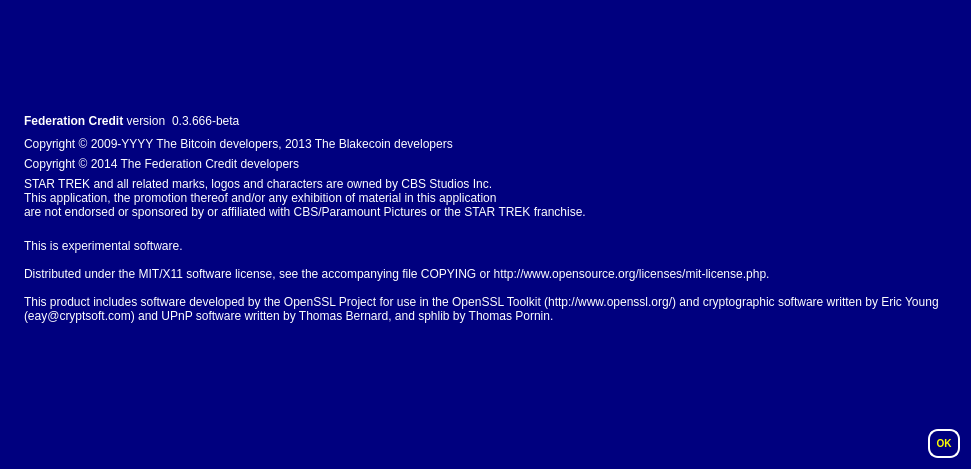
Qt form src/qt/forms/aboutdialog.ui (scificryptocoin/Federation-Credits) before a commit.
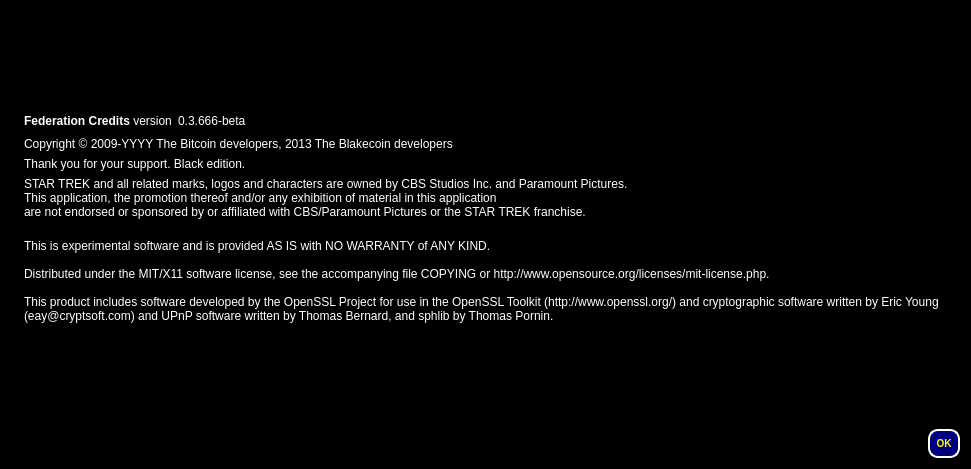
The same form after that commit. Icons and pictures are not drawn.

Commit message:
UFC v2.5.6 -Black edition. UI changes.
Minor UI changes. Minor text changes. Improved some UI elements for
visibility. Fixed splash screen text collision. Added .conf file.

What changed in the file:
```diff
--- a/src/qt/forms/aboutdialog.ui
+++ b/src/qt/forms/aboutdialog.ui
@@ -10,11 +10,183 @@
     <height>469</height>
    </rect>
   </property>
+  <property name="palette">
+   <palette>
+    <active>
+     <colorrole role="WindowText">
+      <brush brushstyle="SolidPattern">
+       <color alpha="255">
+        <red>255</red>
+        <green>255</green>
+        <blue>255</blue>
+       </color>
+      </brush>
+     </colorrole>
+     <colorrole role="Button">
+      <brush brushstyle="SolidPattern">
+       <color alpha="255">
+        <red>0</red>
+        <green>0</green>
+        <blue>0</blue>
+       </color>
+      </brush>
+     </colorrole>
+     <colorrole role="Text">
+      <brush brushstyle="SolidPattern">
+       <color alpha="255">
+        <red>255</red>
+        <green>255</green>
+        <blue>255</blue>
+       </color>
+      </brush>
+     </colorrole>
+     <colorrole role="ButtonText">
+      <brush brushstyle="SolidPattern">
+       <color alpha="255">
+        <red>255</red>
+        <green>255</green>
+        <blue>255</blue>
+       </color>
+      </brush>
+     </colorrole>
+     <colorrole role="Base">
+      <brush brushstyle="SolidPattern">
+       <color alpha="255">
+        <red>0</red>
+        <green>0</green>
+        <blue>0</blue>
+       </color>
+      </brush>
+     </colorrole>
+     <colorrole role="Window">
+      <brush brushstyle="SolidPattern">
+       <color alpha="255">
+        <red>0</red>
+        <green>0</green>
+        <blue>0</blue>
+       </color>
+      </brush>
+     </colorrole>
+    </active>
+    <inactive>
+     <colorrole role="WindowText">
+      <brush brushstyle="SolidPattern">
+       <color alpha="255">
+        <red>255</red>
+        <green>255</green>
+        <blue>255</blue>
+       </color>
+      </brush>
+     </colorrole>
+     <colorrole role="Button">
+      <brush brushstyle="SolidPattern">
+       <color alpha="255">
+        <red>0</red>
+        <green>0</green>
+        <blue>0</blue>
+       </color>
+      </brush>
+     </colorrole>
+     <colorrole role="Text">
+      <brush brushstyle="SolidPattern">
+       <color alpha="255">
+        <red>255</red>
+        <green>255</green>
+        <blue>255</blue>
+       </color>
+      </brush>
+     </colorrole>
+     <colorrole role="ButtonText">
+      <brush brushstyle="SolidPattern">
+       <color alpha="255">
+        <red>255</red>
+        <green>255</green>
+        <blue>255</blue>
+       </color>
+      </brush>
+     </colorrole>
+     <colorrole role="Base">
+      <brush brushstyle="SolidPattern">
+       <color alpha="255">
+        <red>0</red>
+        <green>0</green>
+        <blue>0</blue>
+       </color>
+      </brush>
+     </colorrole>
+     <colorrole role="Window">
+      <brush brushstyle="SolidPattern">
+       <color alpha="255">
+        <red>0</red>
+        <green>0</green>
+        <blue>0</blue>
+       </color>
+      </brush>
+     </colorrole>
+    </inactive>
+    <disabled>
+     <colorrole role="WindowText">
+      <brush brushstyle="SolidPattern">
+       <color alpha="255">
+        <red>255</red>
+        <green>255</green>
+        <blue>255</blue>
+       </color>
+      </brush>
+     </colorrole>
+     <colorrole role="Button">
+      <brush brushstyle="SolidPattern">
+       <color alpha="255">
+        <red>0</red>
+        <green>0</green>
+        <blue>0</blue>
+       </color>
+      </brush>
+     </colorrole>
+     <colorrole role="Text">
+      <brush brushstyle="SolidPattern">
+       <color alpha="255">
+        <red>255</red>
+        <green>255</green>
+        <blue>255</blue>
+       </color>
+      </brush>
+     </colorrole>
+     <colorrole role="ButtonText">
+      <brush brushstyle="SolidPattern">
+       <color alpha="255">
+        <red>255</red>
+        <green>255</green>
+        <blue>255</blue>
+       </color>
+      </brush>
+     </colorrole>
+     <colorrole role="Base">
+      <brush brushstyle="SolidPattern">
+       <color alpha="255">
+        <red>0</red>
+        <green>0</green>
+        <blue>0</blue>
+       </color>
+      </brush>
+     </colorrole>
+     <colorrole role="Window">
+      <brush brushstyle="SolidPattern">
+       <color alpha="255">
+        <red>0</red>
+        <green>0</green>
+        <blue>0</blue>
+       </color>
+      </brush>
+     </colorrole>
+    </disabled>
+   </palette>
+  </property>
   <property name="windowTitle">
    <string>About Federation Credit</string>
   </property>
   <property name="styleSheet">
-   <string notr="true">background-color: rgb(0, 0, 127);
+   <string notr="true">background-color: rgb(0, 0, 0);
 color: rgb(255, 255, 255);</string>
   </property>
   <layout class="QHBoxLayout" name="horizontalLayout_2">
@@ -54,7 +226,7 @@
           <cursorShape>IBeamCursor</cursorShape>
          </property>
          <property name="text">
-          <string>&lt;b&gt;Federation Credit&lt;/b&gt; version</string>
+          <string>&lt;b&gt;Federation Credits&lt;/b&gt; version</string>
          </property>
          <property name="textInteractionFlags">
           <set>Qt::LinksAccessibleByMouse|Qt::TextSelectableByKeyboard|Qt::TextSelectableByMouse</set>
@@ -108,7 +280,7 @@
      <item>
       <widget class="QLabel" name="UFC">
        <property name="text">
-        <string>Copyright &amp;copy; 2014 The Federation Credit developers</string>
+        <string>Thank you for your support.  Black edition.</string>
        </property>
        <property name="textFormat">
         <enum>Qt::RichText</enum>
@@ -118,7 +290,7 @@
      <item>
       <widget class="QLabel" name="label_3">
        <property name="text">
-        <string>STAR TREK and all related marks, logos and characters are owned by CBS Studios Inc.&lt;br/&gt;This application, the promotion thereof and/or any exhibition of material in this application&lt;br/&gt;are not endorsed or sponsored by or affiliated with CBS/Paramount Pictures or the STAR TREK franchise.</string>
+        <string>STAR TREK and all related marks, logos and characters are owned by CBS Studios Inc. and Paramount Pictures.&lt;br/&gt;This application, the promotion thereof and/or any exhibition of material in this application&lt;br/&gt;are not endorsed or sponsored by or affiliated with CBS/Paramount Pictures or the STAR TREK franchise.</string>
        </property>
        <property name="textFormat">
         <enum>Qt::RichText</enum>
@@ -132,7 +304,7 @@
        </property>
        <property name="text">
         <string>
-This is experimental software.
+This is experimental software and is provided AS IS with NO WARRANTY of ANY KIND.
 
 Distributed under the MIT/X11 software license, see the accompanying file COPYING or http://www.opensource.org/licenses/mit-license.php.
 
```
Left out of the diff: 2 changed lines with no effect on the pictures. The commit also changes 36 other files.
